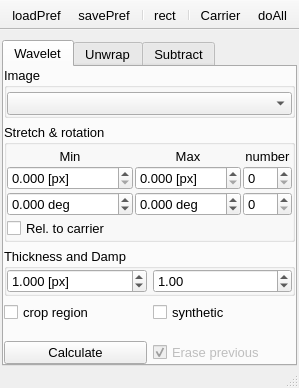
This is UIs/nWavelet.ui in NeutrinoToolkit/Neutrino as Qt 5 draws it before an edit. The edited form follows.
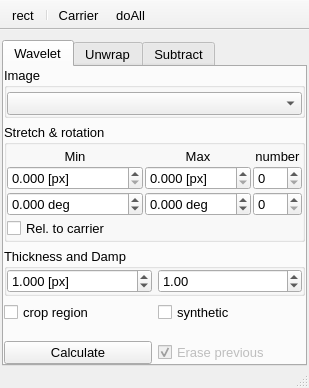
This is the edited form. Icons and pictures are not drawn.

Commit message: automatic load/save pref toolbar action

Diff of the .ui file:
```diff
--- a/UIs/nWavelet.ui
+++ b/UIs/nWavelet.ui
@@ -6,7 +6,7 @@
    <rect>
     <x>0</x>
     <y>0</y>
-    <width>299</width>
+    <width>309</width>
     <height>388</height>
    </rect>
   </property>
@@ -1086,9 +1086,6 @@
    <attribute name="toolBarBreak">
     <bool>false</bool>
    </attribute>
-   <addaction name="actionLoadPref"/>
-   <addaction name="actionSavePref"/>
-   <addaction name="separator"/>
    <addaction name="actionRect"/>
    <addaction name="separator"/>
    <addaction name="actionCarrier"/>
@@ -1106,30 +1103,6 @@
     <string>Show wavelet region</string>
    </property>
   </action>
-  <action name="actionSavePref">
-   <property name="icon">
-    <iconset>
-     <normaloff>:icons//savePref.png</normaloff>:icons//savePref.png</iconset>
-   </property>
-   <property name="text">
-    <string>savePref</string>
-   </property>
-   <property name="toolTip">
-    <string>Save Preferences</string>
-   </property>
-  </action>
-  <action name="actionLoadPref">
-   <property name="icon">
-    <iconset>
-     <normaloff>:icons//loadPref.png</normaloff>:icons//loadPref.png</iconset>
-   </property>
-   <property name="text">
-    <string>loadPref</string>
-   </property>
-   <property name="toolTip">
-    <string>Load Preferences</string>
-   </property>
-  </action>
   <action name="actionCarrier">
    <property name="icon">
     <iconset resource="../qrc/icons.qrc">
```
Left out of the diff: 9 changed lines with no effect on the pictures. The commit also changes 24 other files.
